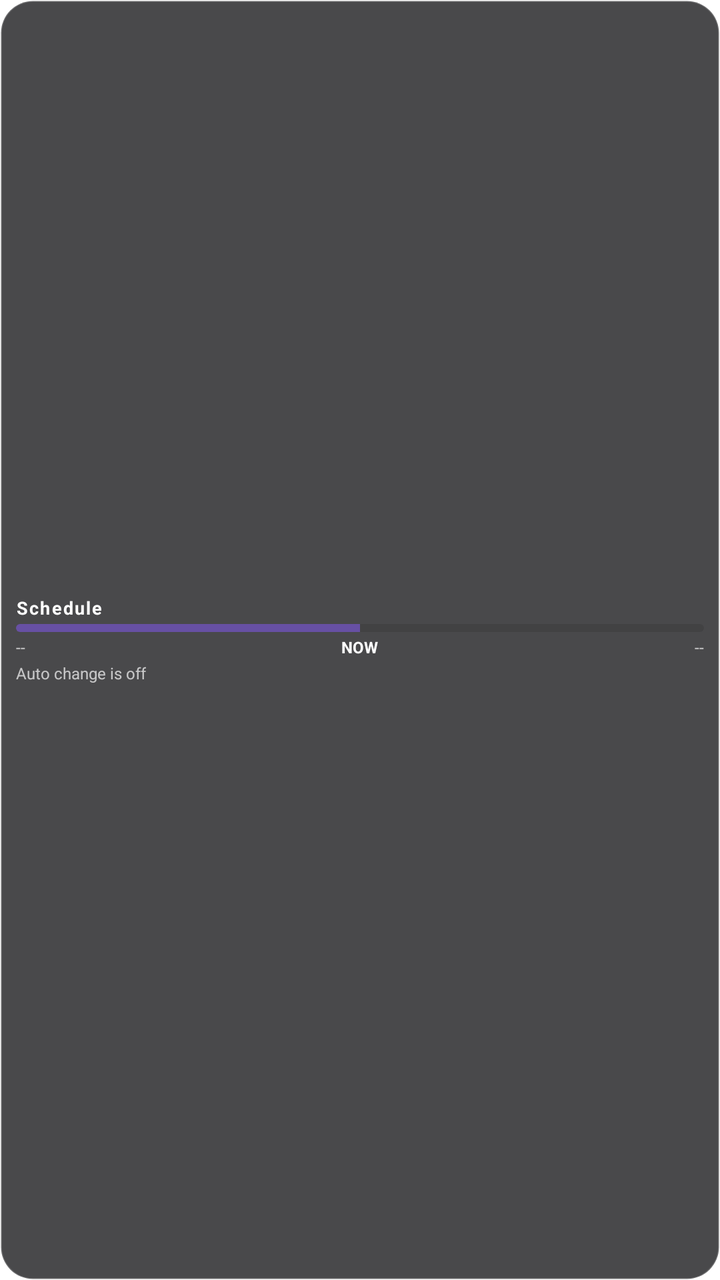
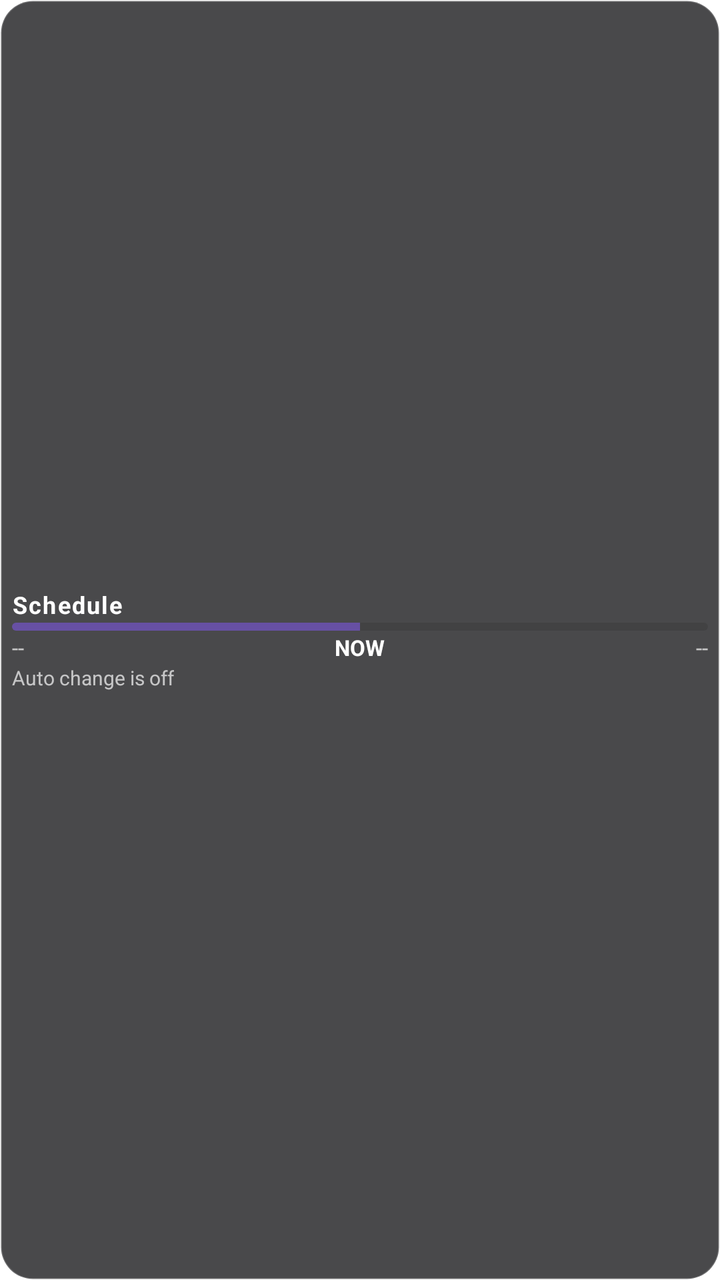

Compare the two renders of this Android layout. The source of the first and the diff that turns it into the second are given below.
<!-- AndroidManifest.xml: application theme LaunchTheme -->
<!-- res/layout/widget_schedule.xml -->
<?xml version="1.0" encoding="utf-8"?>
<LinearLayout xmlns:android="http://schemas.android.com/apk/res/android"
    android:id="@+id/widget_root"
    android:layout_width="match_parent"
    android:layout_height="match_parent"
    android:gravity="center_vertical"
    android:orientation="vertical"
    android:paddingHorizontal="8dp"
    android:paddingVertical="3dp"
    android:background="@drawable/widget_bg">

    <TextView
        android:layout_width="wrap_content"
        android:layout_height="wrap_content"
        android:text="Schedule"
        android:textColor="#FFFFFF"
        android:textSize="9sp"
        android:textStyle="bold"
        android:letterSpacing="0.08" />

    <ProgressBar
        android:id="@+id/progress_bar"
        style="?android:attr/progressBarStyleHorizontal"
        android:layout_width="match_parent"
        android:layout_height="4dp"
        android:layout_marginTop="2dp"
        android:progress="50"
        android:max="100"
        android:progressTint="#FF6750A4"
        android:progressBackgroundTint="#33222222" />

    <LinearLayout
        android:layout_width="match_parent"
        android:layout_height="wrap_content"
        android:layout_marginTop="2dp"
        android:orientation="horizontal">

        <TextView
            android:id="@+id/tv_last_time"
            android:layout_width="0dp"
            android:layout_height="wrap_content"
            android:layout_weight="1"
            android:textColor="#B0FFFFFF"
            android:textSize="8sp"
            android:text="--" />

        <TextView
            android:id="@+id/tv_current_label"
            android:layout_width="wrap_content"
            android:layout_height="wrap_content"
            android:textColor="#FFFFFF"
            android:textSize="8sp"
            android:textStyle="bold"
            android:text="NOW"
            android:paddingHorizontal="4dp" />

        <TextView
            android:id="@+id/tv_next_time"
            android:layout_width="0dp"
            android:layout_height="wrap_content"
            android:layout_weight="1"
            android:textColor="#B0FFFFFF"
            android:textSize="8sp"
            android:gravity="end"
            android:text="--" />
    </LinearLayout>

    <TextView
        android:id="@+id/tv_status"
        android:layout_width="wrap_content"
        android:layout_height="wrap_content"
        android:layout_marginTop="2dp"
        android:textColor="#B0FFFFFF"
        android:textSize="8sp"
        android:text="Auto change is off" />

</LinearLayout>
<!-- resources referenced by this layout -->
<resources>
  <!-- drawable widget_bg (drawable) -->
  <?xml version="1.0" encoding="utf-8"?>
  <shape xmlns:android="http://schemas.android.com/apk/res/android"
      android:shape="rectangle">
      <solid android:color="#CC1C1C1E" />
      <corners android:radius="16dp" />
      <stroke
          android:width="1dp"
          android:color="#33FFFFFF" />
  </shape>
  <style name="LaunchTheme" parent="@android:style/Theme.Light.NoTitleBar">
          
          <item name="android:windowIsTranslucent">true</item>
          <item name="android:windowBackground">@drawable/launch_background</item>
          <item name="android:windowDisablePreview">true</item>
      </style>
  <!-- drawable launch_background (drawable) -->
  <?xml version="1.0" encoding="utf-8"?>
  <layer-list xmlns:android="http://schemas.android.com/apk/res/android">
      <item android:drawable="@android:color/white" />
  
      
      
  </layer-list>
</resources>

<!-- the commit's change to res/layout/widget_schedule.xml (unified diff, before → after) -->
@@ -5,8 +5,7 @@
     android:layout_height="match_parent"
     android:gravity="center_vertical"
     android:orientation="vertical"
-    android:paddingHorizontal="8dp"
-    android:paddingVertical="3dp"
+    android:paddingHorizontal="6dp"
     android:background="@drawable/widget_bg">
 
     <TextView
@@ -14,16 +13,17 @@
         android:layout_height="wrap_content"
         android:text="Schedule"
         android:textColor="#FFFFFF"
-        android:textSize="9sp"
+        android:textSize="12sp"
         android:textStyle="bold"
-        android:letterSpacing="0.08" />
+        android:letterSpacing="0.06"
+        android:layout_marginBottom="1dp" />
 
     <ProgressBar
         android:id="@+id/progress_bar"
         style="?android:attr/progressBarStyleHorizontal"
         android:layout_width="match_parent"
         android:layout_height="4dp"
-        android:layout_marginTop="2dp"
+        android:layout_marginBottom="1dp"
         android:progress="50"
         android:max="100"
         android:progressTint="#FF6750A4"
@@ -32,7 +32,7 @@
     <LinearLayout
         android:layout_width="match_parent"
         android:layout_height="wrap_content"
-        android:layout_marginTop="2dp"
+        android:layout_marginBottom="1dp"
         android:orientation="horizontal">
 
         <TextView
@@ -41,7 +41,7 @@
             android:layout_height="wrap_content"
             android:layout_weight="1"
             android:textColor="#B0FFFFFF"
-            android:textSize="8sp"
+            android:textSize="11sp"
             android:text="--" />
 
         <TextView
@@ -49,10 +49,10 @@
             android:layout_width="wrap_content"
             android:layout_height="wrap_content"
             android:textColor="#FFFFFF"
-            android:textSize="8sp"
+            android:textSize="11sp"
             android:textStyle="bold"
             android:text="NOW"
-            android:paddingHorizontal="4dp" />
+            android:paddingHorizontal="3dp" />
 
         <TextView
             android:id="@+id/tv_next_time"
@@ -60,7 +60,7 @@
             android:layout_height="wrap_content"
             android:layout_weight="1"
             android:textColor="#B0FFFFFF"
-            android:textSize="8sp"
+            android:textSize="11sp"
             android:gravity="end"
             android:text="--" />
     </LinearLayout>
@@ -69,9 +69,8 @@
         android:id="@+id/tv_status"
         android:layout_width="wrap_content"
         android:layout_height="wrap_content"
-        android:layout_marginTop="2dp"
         android:textColor="#B0FFFFFF"
-        android:textSize="8sp"
+        android:textSize="10sp"
         android:text="Auto change is off" />
 
 </LinearLayout>
